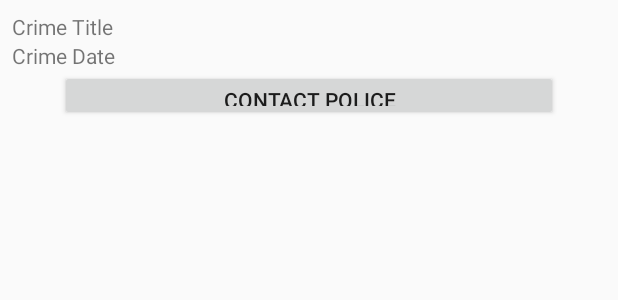
After one commit to riemeri/CriminalIntent, an Android app: the layout list_item_serious_crime.xml on its own in the app's theme, with its tools: preview values and no code run, on a phone screen of 412 x 824 dp. The commit adds this screen. Shown: the top 300 px of the screen. Run offline under Robolectric (Android 15) with nearby library versions, the phone set to English and light mode, and no system bars.

Commit message:
Latest progress on ViewTypes challenge

```diff
--- a/app/src/main/java/com/bignerdranch/android/criminalintent/CrimeLab.java
+++ b/app/src/main/java/com/bignerdranch/android/criminalintent/CrimeLab.java
@@ -28,6 +28,7 @@ public class CrimeLab {
             Crime crime = new Crime();
             crime.setTitle("Crime #" + i);
             crime.setSolved(i % 2 == 0); // Every other crime set solved
+            crime.setRequiresPolice(i % 3 == 0);
             mCrimes.add(crime);
         }
     }
--- /dev/null
+++ b/app/src/main/res/layout/list_item_serious_crime.xml
@@ -0,0 +1,29 @@
+<?xml version="1.0" encoding="utf-8"?>
+<LinearLayout
+    xmlns:android="http://schemas.android.com/apk/res/android"
+    android:orientation="vertical"
+    android:layout_width="match_parent"
+    android:layout_height="wrap_content"
+    android:padding="8dp">
+
+    <TextView
+        android:id="@+id/crime_title"
+        android:layout_width="match_parent"
+        android:layout_height="wrap_content"
+        android:text="Crime Title"/>
+
+    <TextView
+        android:id="@+id/crime_date"
+        android:layout_width="match_parent"
+        android:layout_height="wrap_content"
+        android:text="Crime Date"/>
+
+    <Button
+        android:id="@+id/report_crime_button"
+        android:layout_width="match_parent"
+        android:layout_height="34dp"
+        android:layout_marginLeft="32dp"
+        android:layout_marginRight="32dp"
+        android:text="Contact Police"/>
+
+</LinearLayout>
```
Also changed, not shown: app/src/main/java/com/bignerdranch/android/criminalintent/Crime.java (+9 -0 lines), app/src/main/java/com/bignerdranch/android/criminalintent/CrimeListFragment.java (+42 -1 lines).
